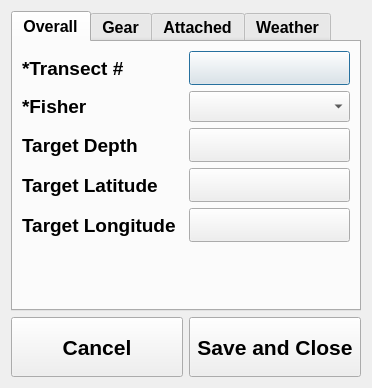
Above: ui/MetaDlg.ui from aliciabillings-noaa/CLAMS before the change. Below: the same form after it.
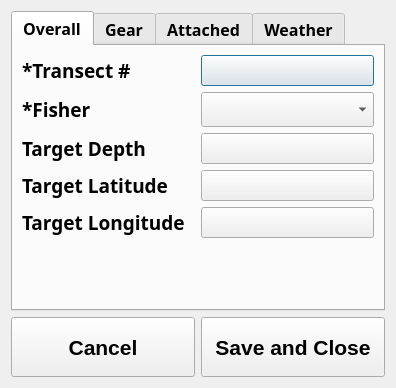
That is the form after the change.

Commit message: set fonts to Arial Black

```diff
--- a/ui/MetaDlg.ui
+++ b/ui/MetaDlg.ui
@@ -6,7 +6,7 @@
    <rect>
     <x>0</x>
     <y>0</y>
-    <width>368</width>
+    <width>396</width>
     <height>386</height>
    </rect>
   </property>
@@ -36,7 +36,9 @@
      </property>
      <property name="font">
       <font>
+       <family>Arial Black</family>
        <pointsize>12</pointsize>
+       <weight>75</weight>
        <bold>true</bold>
       </font>
      </property>
@@ -63,7 +65,9 @@
           <widget class="QComboBox" name="cb_sci">
            <property name="font">
             <font>
+             <family>Arial Black</family>
              <pointsize>14</pointsize>
+             <weight>75</weight>
              <bold>true</bold>
             </font>
            </property>
@@ -73,7 +77,9 @@
           <widget class="QLabel" name="l_sci">
            <property name="font">
             <font>
+             <family>Arial Black</family>
              <pointsize>14</pointsize>
+             <weight>75</weight>
              <bold>true</bold>
             </font>
            </property>
@@ -86,7 +92,9 @@
           <widget class="QLabel" name="l_td">
            <property name="font">
             <font>
+             <family>Arial Black</family>
              <pointsize>14</pointsize>
+             <weight>75</weight>
              <bold>true</bold>
             </font>
            </property>
@@ -99,7 +107,9 @@
           <widget class="QLabel" name="l_tdlon">
            <property name="font">
             <font>
+             <family>Arial Black</family>
              <pointsize>14</pointsize>
+             <weight>75</weight>
              <bold>true</bold>
             </font>
            </property>
@@ -112,7 +122,9 @@
           <widget class="QLabel" name="l_tdlat">
            <property name="font">
             <font>
+             <family>Arial Black</family>
              <pointsize>14</pointsize>
+             <weight>75</weight>
              <bold>true</bold>
             </font>
            </property>
@@ -125,7 +137,9 @@
           <widget class="QLabel" name="l_transect">
            <property name="font">
             <font>
+             <family>Arial Black</family>
              <pointsize>14</pointsize>
+             <weight>75</weight>
              <bold>true</bold>
             </font>
            </property>
@@ -149,13 +163,6 @@
          </item>
          <item row="0" column="1">
           <widget class="QPushButton" name="pb_transect">
-           <property name="font">
-            <font>
-             <family>Calibri</family>
-             <pointsize>16</pointsize>
-             <bold>true</bold>
-            </font>
-           </property>
            <property name="text">
             <string/>
            </property>
@@ -163,13 +170,6 @@
          </item>
          <item row="2" column="1">
           <widget class="QPushButton" name="pb_td">
-           <property name="font">
-            <font>
-             <family>Calibri</family>
-             <pointsize>16</pointsize>
-             <bold>true</bold>
-            </font>
-           </property>
            <property name="text">
             <string/>
            </property>
@@ -177,13 +177,6 @@
          </item>
          <item row="3" column="1">
           <widget class="QPushButton" name="pb_tdlat">
-           <property name="font">
-            <font>
-             <family>Calibri</family>
-             <pointsize>16</pointsize>
-             <bold>true</bold>
-            </font>
-           </property>
            <property name="text">
             <string/>
            </property>
@@ -191,13 +184,6 @@
          </item>
          <item row="4" column="1">
           <widget class="QPushButton" name="pb_tdlon">
-           <property name="font">
-            <font>
-             <family>Calibri</family>
-             <pointsize>16</pointsize>
-             <bold>true</bold>
-            </font>
-           </property>
            <property name="text">
             <string/>
            </property>
@@ -563,6 +549,7 @@
        <property name="font">
         <font>
          <pointsize>16</pointsize>
+         <weight>75</weight>
          <bold>true</bold>
         </font>
        </property>
@@ -582,6 +569,7 @@
        <property name="font">
         <font>
          <pointsize>16</pointsize>
+         <weight>75</weight>
          <bold>true</bold>
         </font>
        </property>
```
Left out of the diff: 64 changed lines with no effect on the pictures. The commit also changes 42 other files.
